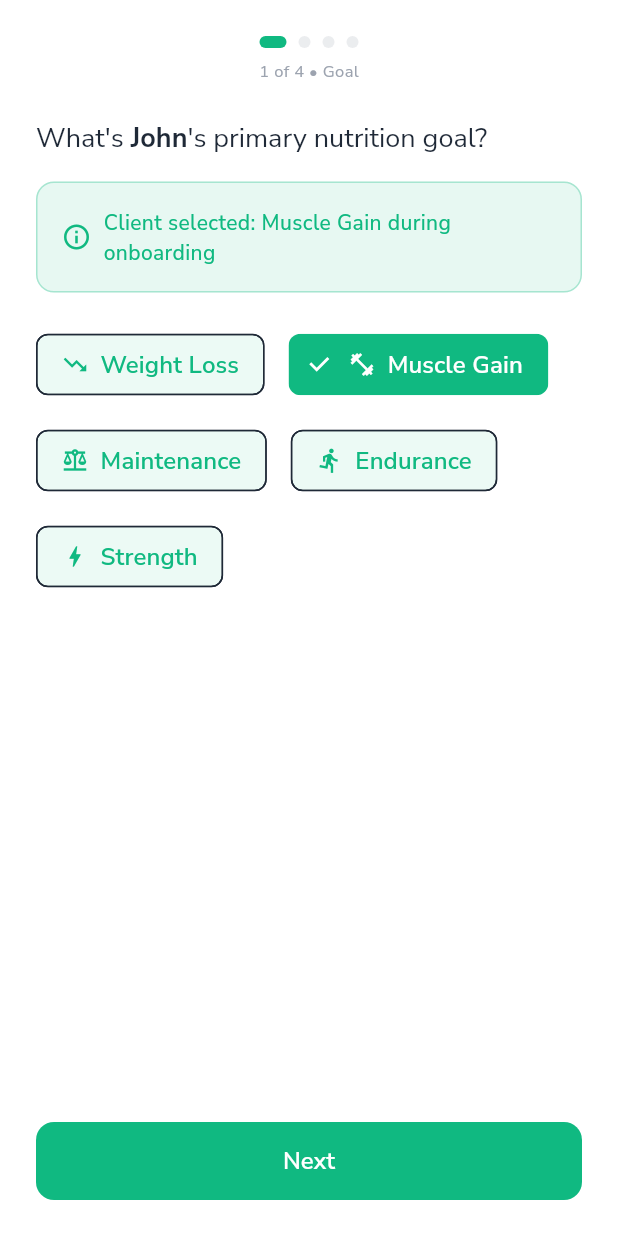
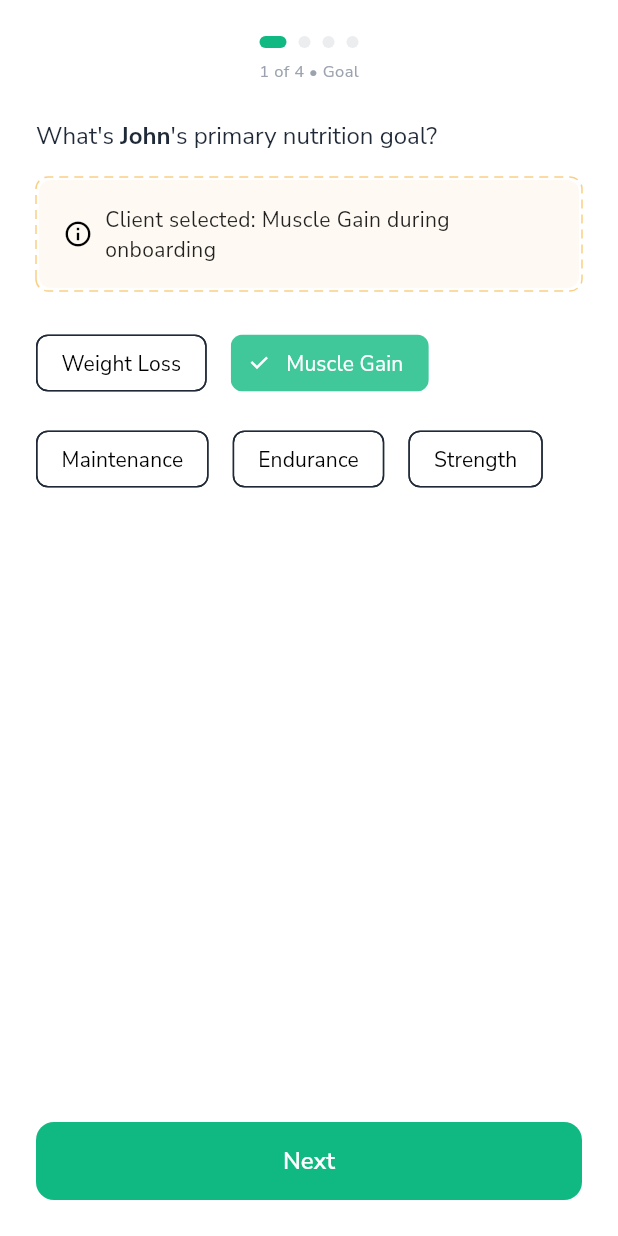
Before and after one commit to mahmoudal99/moctarnutrition, a Flutter app: the AdminMealSetupFlow screen opened directly, on a phone screen of 412 x 824 dp. Run offline on Flutter 3.47's test engine with Material 3 defaults, Android fonts, the phone set to English and light mode, and no system bars; drawn by our look-alikes of dotted_border; our stand-ins replace auth_buttons, cached_network_image, cloud_firestore, confetti, firebase_auth, firebase_core and 18 more; missing offline and left inert: flutter_floating_bottom_bar, flutter_stripe, mobile_scanner, openfoodfacts; accounts and stored records are empty; project files that could hold a hidden picture were left out.

Commit message:
improve goal_selection_step.dart

```diff
--- a/lib/features/meal_prep/presentation/widgets/setup_steps/goal_selection_step.dart
+++ b/lib/features/meal_prep/presentation/widgets/setup_steps/goal_selection_step.dart
@@ -1,5 +1,6 @@
 import 'package:champions_gym_app/shared/models/user_model.dart';
 import 'package:flutter/material.dart';
+import 'package:dotted_border/dotted_border.dart';
 import '../../../../../core/constants/app_constants.dart';
 import 'personalized_title.dart';
 
@@ -37,21 +38,23 @@ class GoalSelectionStep extends StatelessWidget {
         // Show client's onboarding choice if available
         if (clientFitnessGoal != null) ...[
           const SizedBox(height: AppConstants.spacingM),
-          Container(
+          DottedBorder(
+            color: AppConstants.carbsColor.withOpacity(0.5),
+            strokeWidth: 1,
+            dashPattern: const [6, 4],
+            borderType: BorderType.RRect,
+            radius: Radius.circular(AppConstants.radiusS),
+            child: Container(
               padding: const EdgeInsets.all(AppConstants.spacingM),
               decoration: BoxDecoration(
-              color: AppConstants.successColor.withOpacity(0.1),
-              border: Border.all(
-                color: AppConstants.successColor.withOpacity(0.3),
-                width: 1,
-              ),
-              borderRadius: BorderRadius.circular(AppConstants.radiusM),
+                color: AppConstants.carbsColor.withOpacity(0.05),
+                borderRadius: BorderRadius.circular(AppConstants.radiusS),
               ),
               child: Row(
                 children: [
                   const Icon(
                     Icons.info_outline,
-                  color: AppConstants.successColor,
+                    color: Colors.black,
                     size: 20,
                   ),
                   const SizedBox(width: AppConstants.spacingS),
@@ -59,12 +62,12 @@ class GoalSelectionStep extends StatelessWidget {
                     child: Text(
                       'Client selected: ${_getFitnessGoalTitle(clientFitnessGoal!)} during onboarding',
                       style: AppTextStyles.bodySmall.copyWith(
-                      color: AppConstants.successColor,
-                      fontWeight: FontWeight.w500,
+                        color: Colors.black87,
                       ),
                     ),
                   ),
                 ],
+              ),
             ),
           ),
         ],
@@ -117,14 +120,6 @@ class GoalSelectionStep extends StatelessWidget {
               label: Row(
                 mainAxisSize: MainAxisSize.min,
                 children: [
-                  Icon(
-                    _getFitnessGoalIcon(goal),
-                    size: 18,
-                    color: isSelected
-                        ? AppConstants.surfaceColor
-                        : AppConstants.primaryColor,
-                  ),
-                  const SizedBox(width: 8),
                   Text(_getFitnessGoalTitle(goal)),
                   if (isClientChoice && selected == null) ...[
                     const SizedBox(width: 4),
@@ -137,14 +132,11 @@ class GoalSelectionStep extends StatelessWidget {
                 ],
               ),
               selected: isSelected,
-              selectedColor: AppConstants.primaryColor,
-              backgroundColor: AppConstants.primaryColor.withOpacity(0.08),
-              labelStyle: AppTextStyles.bodyMedium.copyWith(
-                color: isSelected
-                    ? AppConstants.surfaceColor
-                    : AppConstants.primaryColor,
-                fontWeight: FontWeight.w600,
-              ),
+              selectedColor: AppConstants.primaryColor.withOpacity(0.8),
+              backgroundColor: Colors.white,
+              labelStyle: isSelected
+                  ? AppTextStyles.bodySmall.copyWith(color: Colors.white)
+                  : AppTextStyles.bodySmall.copyWith(color: Colors.black),
               onSelected: (_) => onSelect(goal),
             );
           }).toList(),
--- a/lib/features/meal_prep/presentation/widgets/setup_steps/personalized_title.dart
+++ b/lib/features/meal_prep/presentation/widgets/setup_steps/personalized_title.dart
@@ -19,7 +19,7 @@ class PersonalizedTitle extends StatelessWidget {
 
   @override
   Widget build(BuildContext context) {
-    final defaultStyle = style ?? AppTextStyles.bodyLarge;
+    final defaultStyle = style ?? AppTextStyles.bodyMedium;
     final finalStyle = defaultStyle.copyWith(fontWeight: FontWeight.w600);
 
     if (userName != null && userName!.isNotEmpty) {
```
Also changed, not shown: lib/features/admin/presentation/screens/admin_meal_plan_setup_screen.dart (+17 -19 lines), lib/features/admin/presentation/screens/admin_user_meal_plan_screen.dart (+20 -73 lines). Lines whose indentation alone changed are shown as unchanged.
